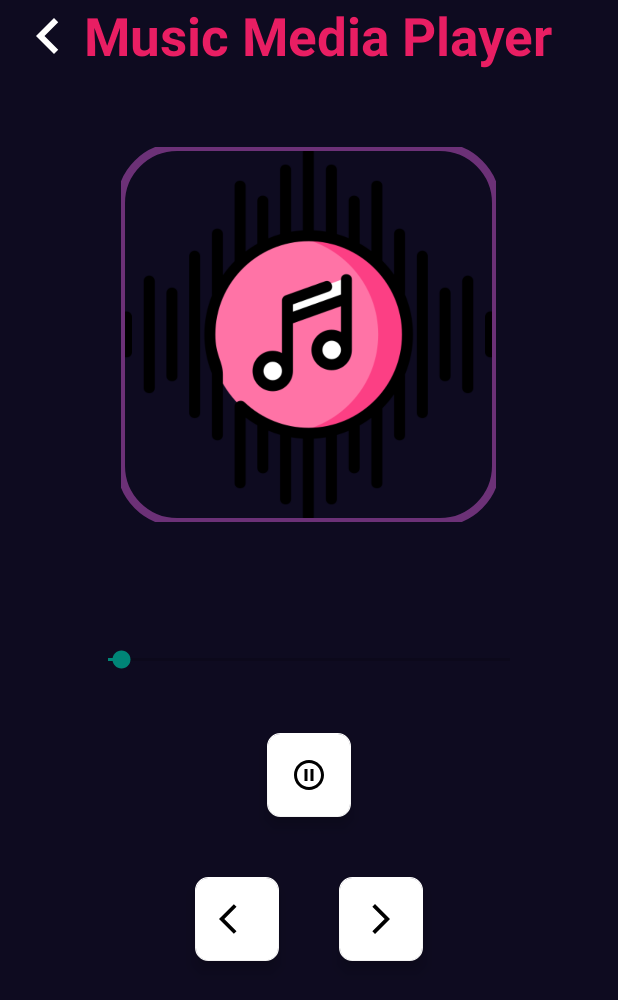
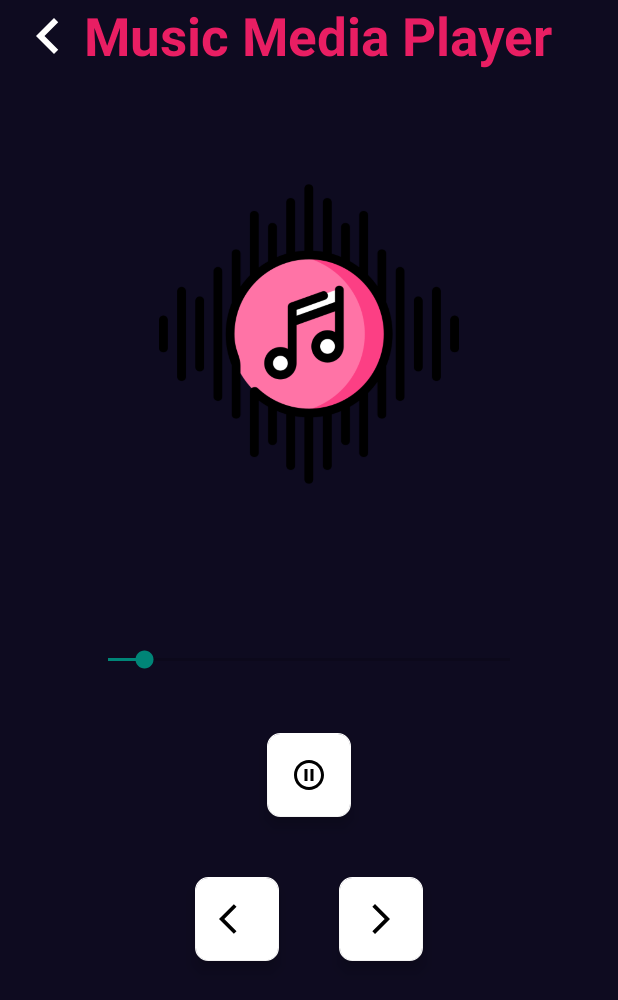
Before and after one commit to PauloSzT/Music_media_player, an Android app: the DetailSongActivity screen opened directly, with no data from a screen before it, on a phone screen of 412 x 824 dp. Shown: the top 1000 px of the screen. Run offline under Robolectric (Android 15) with nearby library versions, the phone set to English and light mode, and no system bars; 1 statement that could not run was skipped.

Commit message:
feat: Implement motion layout on song image

```diff
--- a/app/src/main/java/com/example/music_media_player/DetailSongActivity.kt
+++ b/app/src/main/java/com/example/music_media_player/DetailSongActivity.kt
@@ -1,7 +1,9 @@
 package com.example.music_media_player
 
 import android.content.Intent
+import android.media.MediaMetadataRetriever
 import android.media.MediaPlayer
+import android.net.Uri
 import androidx.appcompat.app.AppCompatActivity
 import android.os.Bundle
 import android.util.Log
@@ -13,7 +15,7 @@ import android.os.Handler
 import android.os.Looper
 import android.widget.ImageView
 import android.widget.TextView
-
+import java.lang.reflect.Field
 
 class DetailSongActivity : AppCompatActivity() {
 
@@ -25,7 +27,7 @@ class DetailSongActivity : AppCompatActivity() {
     val handler = Handler(Looper.getMainLooper())
     lateinit var runnable: Runnable
     lateinit var currentSongName: TextView
-
+    private val allTracks: Array<Field> = R.raw::class.java.fields
     private var mediaPlayer: MediaPlayer? = null
     private var songs = listOf(
         R.raw.aleluya,
@@ -44,7 +46,7 @@ class DetailSongActivity : AppCompatActivity() {
         fab_backward = findViewById(R.id.fab_backward)
         seekbar = findViewById(R.id.seekbar)
         currentSongName = findViewById(R.id.songname)
-        currentSongName.text = intent.extras?.getString("trackName")
+
         createMediaPlayer()
         initializeSeekBar()
 
@@ -59,6 +61,15 @@ class DetailSongActivity : AppCompatActivity() {
     private fun createMediaPlayer() {
 
         mediaPlayer = MediaPlayer.create(this, songs[songIndex])
+        val fileName = allTracks[songIndex].name
+        val metadataRetriever = MediaMetadataRetriever()
+        val path = "android.resource://${this.packageName}/raw/${fileName}"
+        val uri = Uri.parse(path)
+        metadataRetriever.setDataSource(this, uri)
+        val trackName =
+            metadataRetriever.extractMetadata(MediaMetadataRetriever.METADATA_KEY_TITLE)
+                .toString()
+        currentSongName.text = trackName
         mediaPlayer?.setVolume(1.0f, 1.0f)
         mediaPlayer?.start()
         mediaPlayer?.let { mp ->
@@ -66,7 +77,7 @@ class DetailSongActivity : AppCompatActivity() {
                 override fun run() {
                     try {
                         seekbar.progress = mp.currentPosition
-                        handler.postDelayed(this, 1000)
+                        handler.postDelayed(this, 100)
                     } catch (e: Exception) {
                         Log.wtf("Exception", e.message)
                     }
@@ -145,7 +156,7 @@ class DetailSongActivity : AppCompatActivity() {
 
         mediaPlayer?.let { mp ->
             seekbar.max = mp.duration
-            handler.postDelayed(runnable, 1000)
+            handler.postDelayed(runnable, 100)
         }
     }
 
--- a/app/src/main/java/com/example/music_media_player/MenuActivity.kt
+++ b/app/src/main/java/com/example/music_media_player/MenuActivity.kt
@@ -4,14 +4,12 @@ import android.content.Intent
 import android.media.MediaMetadataRetriever
 import android.net.Uri
 import android.os.Bundle
-import android.util.Log
 import android.view.LayoutInflater
 import android.widget.ImageView
 import android.widget.LinearLayout
 import android.widget.TextView
 import androidx.appcompat.app.AppCompatActivity
 import java.lang.reflect.Field
-
 
 class MenuActivity() : AppCompatActivity() {
 
@@ -20,8 +18,7 @@ class MenuActivity() : AppCompatActivity() {
     override fun onCreate(savedInstanceState: Bundle?) {
         super.onCreate(savedInstanceState)
         setContentView(R.layout.activity_menu)
-        allTracks.first().name
-        Log.wtf("PauloLogs", "onCreate: ")
+
 
         val inflater = LayoutInflater.from(applicationContext)
         val tvResult = findViewById<TextView>(R.id.tvResult)
@@ -52,7 +49,6 @@ class MenuActivity() : AppCompatActivity() {
             songRow.setOnClickListener {
                 val intent = Intent(this, DetailSongActivity::class.java)
                 intent.putExtra("songIndex", index)
-                intent.putExtra("trackName", trackName)
                 startActivity(intent)
             }
             songsContainer.addView(songRow)
--- a/app/src/main/res/layout/activity_detail_song.xml
+++ b/app/src/main/res/layout/activity_detail_song.xml
@@ -21,48 +21,62 @@
             android:layout_height="wrap_content"
             android:layout_marginStart="8dp"
             android:clickable="true"
+            android:focusable="true"
             android:src="@drawable/ic_backarrow" />
 
         <TextView
+            style="@style/MarqueeText"
             android:layout_width="wrap_content"
             android:layout_height="wrap_content"
+            android:text="@string/Tittleapp_name"
             android:textColor="@color/button_start"
             android:textSize="35sp"
-            android:textStyle="bold"
-            style="@style/MarqueeText"
-            android:text="@string/Tittleapp_name">
-        </TextView>
+            android:textStyle="bold" />
 
     </LinearLayout>
 
-    <com.google.android.material.imageview.ShapeableImageView
-        android:layout_width="250dp"
-        android:layout_height="250dp"
+    <LinearLayout
+        android:layout_width="match_parent"
+        android:layout_height="350dp"
         android:layout_gravity="center"
-        android:layout_marginTop="50dp"
-        android:layout_marginBottom="50dp"
-        android:src="@drawable/music"
-        app:shapeAppearanceOverlay="@style/curved"
-        app:strokeColor="@color/good_pink"
-        app:strokeWidth="5dp"/>
+        android:gravity="center"
+        android:orientation="horizontal">
+
+        <androidx.constraintlayout.motion.widget.MotionLayout
+            android:id="@+id/image_wrapper"
+            android:layout_width="wrap_content"
+            android:layout_height="wrap_content"
+            android:layout_gravity="center_vertical"
+            app:layoutDescription="@xml/activity_detail_song_scene">
+
+            <com.google.android.material.imageview.ShapeableImageView
+                android:id="@+id/image_song"
+                android:layout_width="0dp"
+                android:layout_height="0dp"
+                android:layout_margin="10dp"
+                android:src="@drawable/music"
+                app:shapeAppearanceOverlay="@style/curved" />
+
+        </androidx.constraintlayout.motion.widget.MotionLayout>
+    </LinearLayout>
+
     <TextView
         android:id="@+id/songname"
+        style="@style/MarqueeText"
         android:layout_width="wrap_content"
         android:layout_height="wrap_content"
+        android:layout_gravity="center"
         android:text="@string/songs"
-        android:layout_gravity="center"
-        android:textStyle="bold"
         android:textColor="@color/white"
-        style="@style/MarqueeText"
-        android:textSize="24sp">
-    </TextView>
+        android:textSize="24sp"
+        android:textStyle="bold" />
 
     <SeekBar
         android:id="@+id/seekbar"
         android:layout_width="300dp"
         android:layout_height="wrap_content"
         android:layout_gravity="center"
-        android:layout_marginBottom="20dp"></SeekBar>
+        android:layout_marginBottom="20dp" />
 
     <LinearLayout
         android:id="@+id/wrapper"
@@ -76,12 +90,13 @@
             android:layout_width="wrap_content"
             android:layout_height="wrap_content"
             android:layout_margin="20dp"
+            android:clickable="true"
+            android:contentDescription="Play"
+            android:focusable="true"
+            android:src="@drawable/ic_pause_circle"
+            android:tint="@color/black"
             app:backgroundTint="@color/white"
-            android:clickable="true"
-            android:tint="@color/black"
-            android:contentDescription="Play"
-            android:src="@drawable/ic_pause_circle"
-            app:shapeAppearanceOverlay="@style/curved"/>
+            app:shapeAppearanceOverlay="@style/curved" />
 
     </LinearLayout>
 
@@ -97,22 +112,23 @@
             android:layout_width="wrap_content"
             android:layout_height="wrap_content"
             android:layout_margin="20dp"
+            android:clickable="true"
+            android:focusable="true"
+            android:src="@drawable/ic_backward"
+            android:tint="@color/black"
             app:backgroundTint="@color/white"
-            android:tint="@color/black"
-            android:clickable="true"
-            android:src="@drawable/ic_backward"
-            app:shapeAppearanceOverlay="@style/curved"/>
+            app:shapeAppearanceOverlay="@style/curved" />
 
         <com.google.android.material.floatingactionbutton.FloatingActionButton
             android:id="@+id/fab_forward"
             android:layout_width="wrap_content"
             android:layout_height="wrap_content"
             android:layout_margin="20dp"
+            android:clickable="true"
+            android:focusable="true"
+            android:src="@drawable/ic_forward"
             android:tint="@color/black"
             app:backgroundTint="@color/white"
-            android:clickable="true"
-            android:src="@drawable/ic_forward"
-            app:shapeAppearanceOverlay="@style/curved"/>
+            app:shapeAppearanceOverlay="@style/curved" />
     </LinearLayout>
-
 </LinearLayout>
--- /dev/null
+++ b/app/src/main/res/xml/activity_detail_song_scene.xml
@@ -0,0 +1,28 @@
+<?xml version="1.0" encoding="utf-8"?>
+<MotionScene xmlns:android="http://schemas.android.com/apk/res/android"
+    xmlns:app="http://schemas.android.com/apk/res-auto">
+
+    <ConstraintSet android:id="@+id/start">
+        <Constraint
+            android:id="@+id/image_song"
+            android:layout_width="200dp"
+            android:layout_height="200dp" />
+    </ConstraintSet>
+
+    <ConstraintSet android:id="@+id/end">
+        <Constraint
+            android:id="@+id/image_song"
+            android:layout_width="250dp"
+            android:layout_height="250dp" />
+    </ConstraintSet>
+    <Transition
+        app:constraintSetEnd="@id/end"
+        app:constraintSetStart="@+id/start"
+        app:duration="300"
+        app:layoutDuringTransition="honorRequest"
+        app:motionInterpolator="linear">
+        <OnClick
+            app:clickAction="toggle"
+            app:targetId="@+id/image_song" />
+    </Transition>
+</MotionScene>
```
